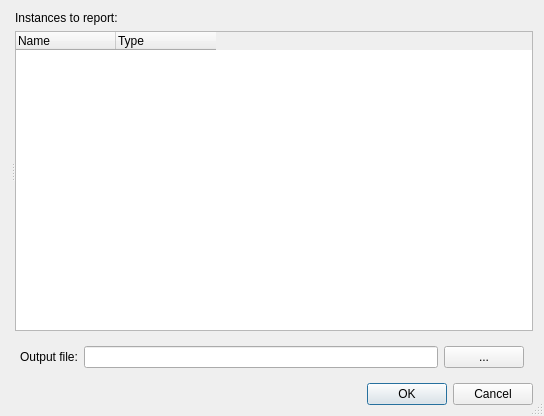
cityofaustin/ags-service-publisher-gui, file src/datasetusagesreportdialog/datasetusagesreportdialog.ui: the form before one commit.
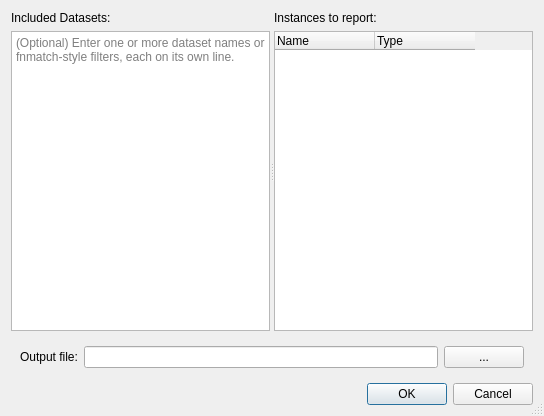
The form after the commit.

Commit message: Add included datasets textbox to dataset usages report UI

Patch:
```diff
--- a/src/datasetusagesreportdialog/datasetusagesreportdialog.ui
+++ b/src/datasetusagesreportdialog/datasetusagesreportdialog.ui
@@ -26,7 +26,32 @@
       <enum>Qt::Horizontal</enum>
      </property>
      <widget class="QWidget" name="layoutWidget">
-      <layout class="QVBoxLayout" name="verticalLayout"/>
+      <layout class="QVBoxLayout" name="verticalLayout">
+       <item>
+        <layout class="QVBoxLayout" name="verticalLayout_3">
+         <item>
+          <widget class="QLabel" name="includedDatasetsLabel">
+           <property name="text">
+            <string>Included Datasets:</string>
+           </property>
+          </widget>
+         </item>
+         <item>
+          <widget class="QPlainTextEdit" name="includedDatasetsTextEdit">
+           <property name="tabChangesFocus">
+            <bool>true</bool>
+           </property>
+           <property name="lineWrapMode">
+            <enum>QPlainTextEdit::NoWrap</enum>
+           </property>
+           <property name="placeholderText">
+            <string>(Optional) Enter one or more dataset names or fnmatch-style filters, each on its own line.</string>
+           </property>
+          </widget>
+         </item>
+        </layout>
+       </item>
+      </layout>
      </widget>
      <widget class="QWidget" name="layoutWidget">
       <layout class="QVBoxLayout" name="verticalLayout_2">
```
The commit also changes 2 other files.
